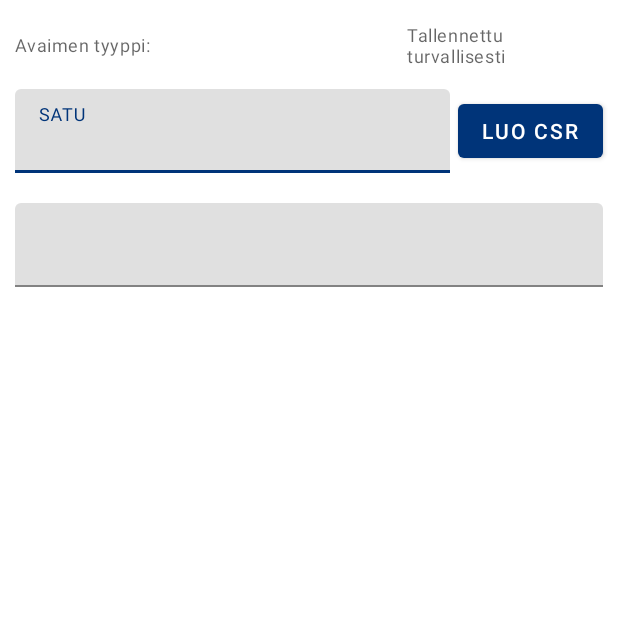
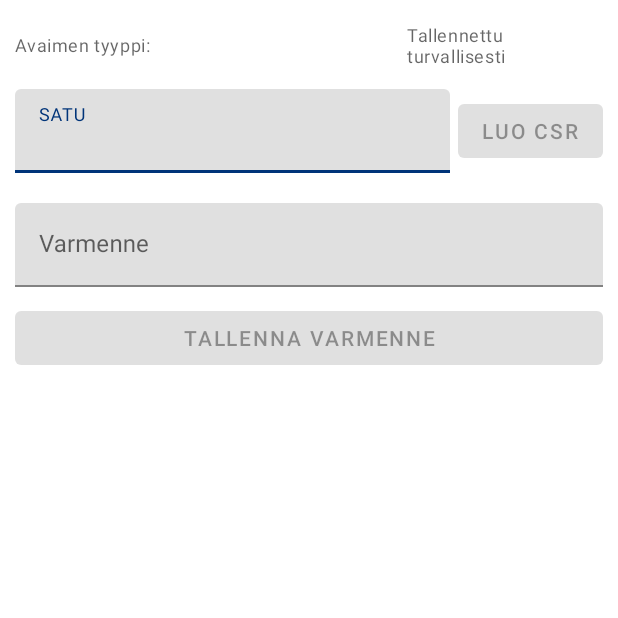
Before and after one commit to vrk-kpa/digiid-poc-wallet, an Android app: the screen it shows after launch (AuthActivity), on a phone screen of 412 x 824 dp, the top half of it. Run offline under Robolectric (Android 15) with nearby library versions, the phone set to English and light mode, and no system bars; our stand-ins replace Dagger/Hilt's generated code, Timber, data binding; libraries missing offline, so code that uses them is left out: okhttp3.tls, org.bouncycastle.asn1, org.bouncycastle.cert, org.bouncycastle.openssl, org.bouncycastle.operator and 1 more; pictures from the network do not load; 15 statements that could not run were skipped.

Commit message:
Implement CA-signed certificate import

```diff
--- a/app/src/main/java/fi/dvv/digiid/poc/wallet/di/CredentialModule.kt
+++ b/app/src/main/java/fi/dvv/digiid/poc/wallet/di/CredentialModule.kt
@@ -18,6 +18,9 @@ import okhttp3.tls.decodeCertificatePem
 import retrofit2.Retrofit
 import retrofit2.converter.jackson.JacksonConverterFactory
 import retrofit2.converter.scalars.ScalarsConverterFactory
+import java.security.KeyStore
+import javax.net.ssl.KeyManagerFactory
+import javax.net.ssl.SSLContext
 
 /**
  * Credentials module
@@ -43,11 +46,17 @@ interface CredentialModule {
         fun provideWalletService(profileRepository: ProfileRepository): WalletService {
             val certificates = HandshakeCertificates.Builder()
                 .addTrustedCertificate(BuildConfig.WALLET_CERTIFICATE_PEM.decodeCertificatePem())
-                .heldCertificate(requireNotNull(profileRepository.clientCertificate))
                 .build()
 
+            val keyStore = KeyStore.getInstance("AndroidKeyStore")
+            keyStore.load(null)
+            val factory = KeyManagerFactory.getInstance("X509")
+            factory.init(keyStore, null)
+            val sslContext = SSLContext.getInstance("TLS")
+            sslContext.init(factory.keyManagers, arrayOf(certificates.trustManager), null)
+
             val okHttpClient = OkHttpClient.Builder()
-                .sslSocketFactory(certificates.sslSocketFactory(), certificates.trustManager)
+                .sslSocketFactory(sslContext.socketFactory, certificates.trustManager)
                 .build()
 
             val retrofit = Retrofit.Builder().baseUrl(BuildConfig.WALLET_BASE_URL)
--- a/app/src/main/java/fi/dvv/digiid/poc/wallet/ui/auth/ChooseProfileViewModel.kt
+++ b/app/src/main/java/fi/dvv/digiid/poc/wallet/ui/auth/ChooseProfileViewModel.kt
@@ -10,10 +10,7 @@ import fi.dvv.digiid.poc.wallet.R
 import kotlinx.coroutines.CoroutineDispatcher
 import kotlinx.coroutines.channels.Channel
 import kotlinx.coroutines.channels.Channel.Factory.CONFLATED
-import kotlinx.coroutines.flow.MutableStateFlow
-import kotlinx.coroutines.flow.SharingStarted
-import kotlinx.coroutines.flow.receiveAsFlow
-import kotlinx.coroutines.flow.stateIn
+import kotlinx.coroutines.flow.*
 import kotlinx.coroutines.launch
 import javax.inject.Inject
 
@@ -37,6 +34,28 @@ class ChooseProfileViewModel @Inject constructor(
     override val error = MutableStateFlow<Int?>(null)
 
     val keyInfo = profileRepository.keyInfo.stateIn(viewModelScope, SharingStarted.WhileSubscribed(5000), null)
+
+    val pemText = MutableStateFlow<String?>(null)
+
+    val satu = MutableStateFlow("")
+
+    val certificateValid = pemText.map {
+        it?.startsWith("-----BEGIN CERTIFICATE-----\n") == true
+    }.stateIn(viewModelScope, SharingStarted.WhileSubscribed(5000), false)
+
+    fun createCSR() {
+        viewModelScope.launch {
+           satu.value.takeIf { it.isNotBlank() }?.let { satu ->
+                pemText.value = profileRepository.createSigningRequest(satu)
+            }
+        }
+    }
+
+    fun importCertificate() {
+        pemText.value?.takeIf { certificateValid.value }?.let {
+            profileRepository.importCertificate(it)
+        }
+    }
 
     fun reset() {
         pinCode.value = ""
--- a/app/src/main/res/layout/fragment_create_profile.xml
+++ b/app/src/main/res/layout/fragment_create_profile.xml
@@ -19,13 +19,21 @@
             android:layout_width="match_parent"
             android:layout_height="wrap_content">
 
-            <TextView
-                android:id="@+id/key_pair_label"
+            <Button
+                android:id="@+id/save_certificate_button"
                 android:layout_width="0dp"
                 android:layout_height="wrap_content"
-                android:gravity="center_vertical"
-                android:text="Avaimen tyyppi:"
-                android:textAppearance="?attr/textAppearanceCaption" />
+                android:layout_marginStart="10dp"
+                android:layout_marginTop="10dp"
+                android:layout_marginEnd="10dp"
+                android:enabled="@{viewModel.certificateValid}"
+                android:onClick="@{() -> viewModel.importCertificate()}"
+                android:text="@string/create_profile_save_certificate"
+                app:layout_constraintBottom_toBottomOf="parent"
+                app:layout_constraintEnd_toEndOf="parent"
+                app:layout_constraintStart_toStartOf="parent"
+                app:layout_constraintTop_toBottomOf="@+id/csr_input"
+                app:layout_constraintVertical_bias="0.0" />
 
             <TextView
                 android:id="@+id/key_pair_value"
@@ -41,20 +49,17 @@
                 android:layout_height="wrap_content"
                 android:drawableEnd="@{viewModel.keyInfo.secure ? @drawable/ic_success : @drawable/ic_failure}"
                 android:gravity="center_vertical"
-                android:text="Tallennettu turvallisesti"
-                android:textAppearance="?attr/textAppearanceCaption" />
+                android:text="@string/create_profile_key_status"
+                android:textAppearance="?attr/textAppearanceCaption"
+                tools:ignore="UseCompatTextViewDrawableXml" />
 
-            <androidx.constraintlayout.helper.widget.Flow
-                android:id="@+id/flow_key_info"
+            <TextView
+                android:id="@+id/key_pair_label"
                 android:layout_width="0dp"
                 android:layout_height="wrap_content"
-                android:layout_marginStart="10dp"
-                android:layout_marginTop="20dp"
-                android:layout_marginEnd="10dp"
-                app:constraint_referenced_ids="key_pair_label,key_pair_value,key_security_label"
-                app:layout_constraintEnd_toEndOf="parent"
-                app:layout_constraintStart_toStartOf="parent"
-                app:layout_constraintTop_toTopOf="parent" />
+                android:gravity="center_vertical"
+                android:text="@string/create_profile_key_type"
+                android:textAppearance="?attr/textAppearanceCaption" />
 
             <androidx.constraintlayout.helper.widget.Flow
                 android:id="@+id/flow_create_csr"
@@ -69,28 +74,25 @@
                 app:layout_constraintStart_toStartOf="parent"
                 app:layout_constraintTop_toBottomOf="@+id/flow_key_info" />
 
-            <com.google.android.material.textfield.TextInputLayout
-                android:id="@+id/satu_input"
+            <androidx.constraintlayout.helper.widget.Flow
+                android:id="@+id/flow_key_info"
                 android:layout_width="0dp"
                 android:layout_height="wrap_content"
-                android:hint="SATU"
-                tools:layout_editor_absoluteX="10dp"
-                tools:layout_editor_absoluteY="40dp">
-
-                <com.google.android.material.textfield.TextInputEditText
-                    android:layout_width="match_parent"
-                    android:layout_height="wrap_content"
-                    android:inputType="text"
-                    android:text="" />
-
-            </com.google.android.material.textfield.TextInputLayout>
+                android:layout_marginStart="10dp"
+                android:layout_marginTop="20dp"
+                android:layout_marginEnd="10dp"
+                app:constraint_referenced_ids="key_pair_label,key_pair_value,key_security_label"
+                app:layout_constraintEnd_toEndOf="parent"
+                app:layout_constraintStart_toStartOf="parent"
+                app:layout_constraintTop_toTopOf="parent" />
 
             <com.google.android.material.button.MaterialButton
                 android:id="@+id/create_csr_button"
                 android:layout_width="wrap_content"
                 android:layout_height="wrap_content"
-                android:text="Luo CSR" />
-
+                android:enabled="@{!viewModel.satu.empty}"
+                android:onClick="@{() -> viewModel.createCSR()}"
+                android:text="@string/create_profile_create_csr" />
 
             <com.google.android.material.textfield.TextInputLayout
                 android:id="@+id/csr_input"
@@ -99,17 +101,30 @@
                 android:layout_marginStart="10dp"
                 android:layout_marginTop="20dp"
                 android:layout_marginEnd="10dp"
-                app:layout_constraintBottom_toBottomOf="parent"
+                android:hint="@string/create_profile_pem_label"
                 app:layout_constraintEnd_toEndOf="parent"
                 app:layout_constraintStart_toStartOf="parent"
-                app:layout_constraintTop_toBottomOf="@+id/flow_create_csr"
-                app:layout_constraintVertical_bias="0.0">
+                app:layout_constraintTop_toBottomOf="@+id/flow_create_csr">
+
+                <com.google.android.material.textfield.TextInputEditText
+                    android:layout_width="match_parent"
+                    android:layout_height="wrap_content"
+                    android:inputType="textMultiLine|text"
+                    android:text="@={viewModel.pemText}" />
+
+            </com.google.android.material.textfield.TextInputLayout>
+
+            <com.google.android.material.textfield.TextInputLayout
+                android:id="@+id/satu_input"
+                android:layout_width="0dp"
+                android:layout_height="wrap_content"
+                android:hint="@string/create_profile_satu_label">
 
                 <com.google.android.material.textfield.TextInputEditText
                     android:layout_width="match_parent"
                     android:layout_height="wrap_content"
                     android:inputType="text"
-                    android:text="" />
+                    android:text="@={viewModel.satu}" />
 
             </com.google.android.material.textfield.TextInputLayout>
 
--- a/app/src/main/res/values/strings.xml
+++ b/app/src/main/res/values/strings.xml
@@ -25,4 +25,10 @@
     <string name="verify_credential_age_under">Alle %1$dv</string>
     <string name="verify_credential_other">Muu todistus</string>
     <string name="verify_credential_invalid">Todistuksen allekirjoitus on virheellinen</string>
+    <string name="create_profile_save_certificate">Tallenna varmenne</string>
+    <string name="create_profile_key_status">Tallennettu turvallisesti</string>
+    <string name="create_profile_key_type">Avaimen tyyppi:</string>
+    <string name="create_profile_create_csr">Luo CSR</string>
+    <string name="create_profile_pem_label">Varmenne</string>
+    <string name="create_profile_satu_label">SATU</string>
 </resources>
--- a/data/src/main/java/fi/dvv/digiid/poc/data/repositories/ProfileRepositoryImpl.kt
+++ b/data/src/main/java/fi/dvv/digiid/poc/data/repositories/ProfileRepositoryImpl.kt
@@ -17,10 +17,14 @@ import kotlinx.coroutines.withContext
 import okhttp3.tls.HeldCertificate
 import org.bouncycastle.asn1.pkcs.PKCSObjectIdentifiers
 import org.bouncycastle.asn1.x509.*
+import org.bouncycastle.cert.X509CertificateHolder
+import org.bouncycastle.cert.jcajce.JcaX509CertificateConverter
+import org.bouncycastle.openssl.PEMParser
 import org.bouncycastle.openssl.jcajce.JcaPEMWriter
 import org.bouncycastle.operator.jcajce.JcaContentSignerBuilder
 import org.bouncycastle.pkcs.jcajce.JcaPKCS10CertificationRequestBuilder
 import timber.log.Timber
+import java.io.StringReader
 import java.io.StringWriter
 import java.security.KeyFactory
 import java.security.KeyPair
@@ -70,7 +74,12 @@ class ProfileRepositoryImpl @Inject constructor(
                 PRIVATE_KEY_ALIAS,
                 KeyProperties.PURPOSE_SIGN or KeyProperties.PURPOSE_VERIFY
             ).run {
-                setDigests(KeyProperties.DIGEST_SHA256, KeyProperties.DIGEST_SHA512)
+                setDigests(
+                    KeyProperties.DIGEST_SHA256,
+                    KeyProperties.DIGEST_SHA512,
+                    KeyProperties.DIGEST_NONE
+                )
+
                 build()
             }
 
@@ -152,6 +161,25 @@ class ProfileRepositoryImpl @Inject constructor(
         }
     }
 
+    override fun importCertificate(pem: String) {
+        val converter = JcaX509CertificateConverter()
+
+        kotlin.runCatching {
+            StringReader(pem).use { reader ->
+                (PEMParser(reader).readObject() as? X509CertificateHolder)?.let {
+                    converter.getCertificate(it)
+                }
+            }
+        }.getOrNull()?.let { certificate ->
+            KeyStore.getInstance("AndroidKeyStore")?.apply {
+                load(null)
+                setKeyEntry(PRIVATE_KEY_ALIAS, keyPair.value.private, charArrayOf(), arrayOf(certificate))
+            }
+
+            authState.value = AuthState.Unlocked(UserProfile("", pem))
+        }
+    }
+
     override val clientCertificate: HeldCertificate?
         get() = when (val authState = authState.value) {
             is AuthState.Unlocked -> HeldCertificate.decode(authState.profile.certificatePEM)
--- a/domain/src/main/java/fi/dvv/digiid/poc/domain/repository/ProfileRepository.kt
+++ b/domain/src/main/java/fi/dvv/digiid/poc/domain/repository/ProfileRepository.kt
@@ -21,4 +21,5 @@ interface ProfileRepository : ClientCertificateProvider {
     suspend fun logout()
 
     fun createSigningRequest(satu: String): String
+    fun importCertificate(pem: String)
 }
```
